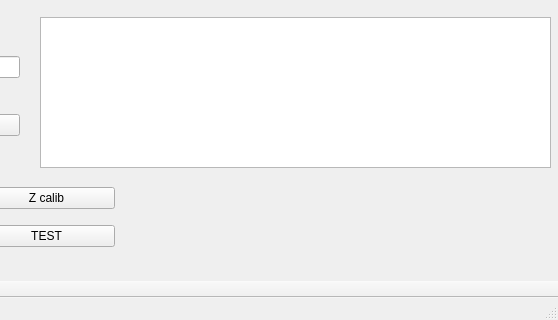
First picture: the form in CNC_MultiTool_GUI/mainwindow.ui, repository CNCMultiTool/CNC_MultiTool, before the edit; both pictures show x 470 to 1028 and y 453 to 773 of the 1028 by 773 pixel window.
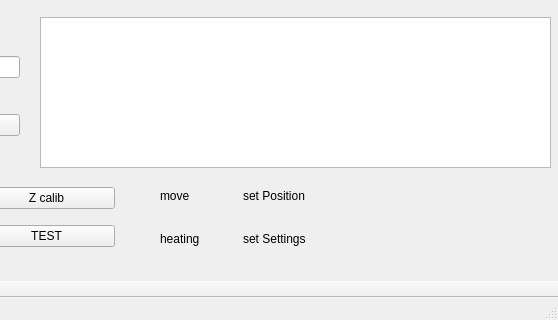
Second picture: the form after the edit.

Diff of the .ui file:
```diff
--- a/CNC_MultiTool_GUI/mainwindow.ui
+++ b/CNC_MultiTool_GUI/mainwindow.ui
@@ -993,6 +993,46 @@
      <string>alive</string>
     </property>
    </widget>
+   <widget class="QWidget" name="gridLayoutWidget_6">
+    <property name="geometry">
+     <rect>
+      <x>630</x>
+      <y>630</y>
+      <width>160</width>
+      <height>80</height>
+     </rect>
+    </property>
+    <layout class="QGridLayout" name="gridLayout_3">
+     <item row="0" column="0">
+      <widget class="QLabel" name="label_move_loop">
+       <property name="text">
+        <string>move</string>
+       </property>
+      </widget>
+     </item>
+     <item row="1" column="0">
+      <widget class="QLabel" name="label_heating_loop">
+       <property name="text">
+        <string>heating</string>
+       </property>
+      </widget>
+     </item>
+     <item row="0" column="1">
+      <widget class="QLabel" name="label_setPos_loop">
+       <property name="text">
+        <string>set Position</string>
+       </property>
+      </widget>
+     </item>
+     <item row="1" column="1">
+      <widget class="QLabel" name="label_setSettings_loop">
+       <property name="text">
+        <string>set Settings</string>
+       </property>
+      </widget>
+     </item>
+    </layout>
+   </widget>
   </widget>
   <widget class="QMenuBar" name="menubar">
    <property name="geometry">
```
